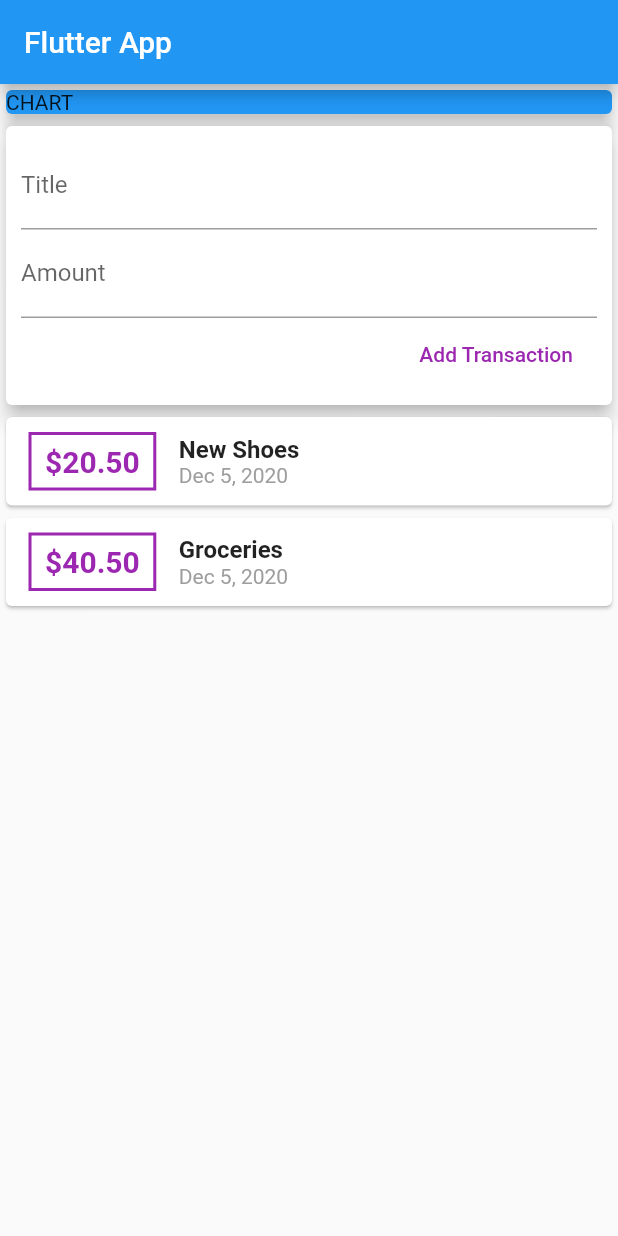
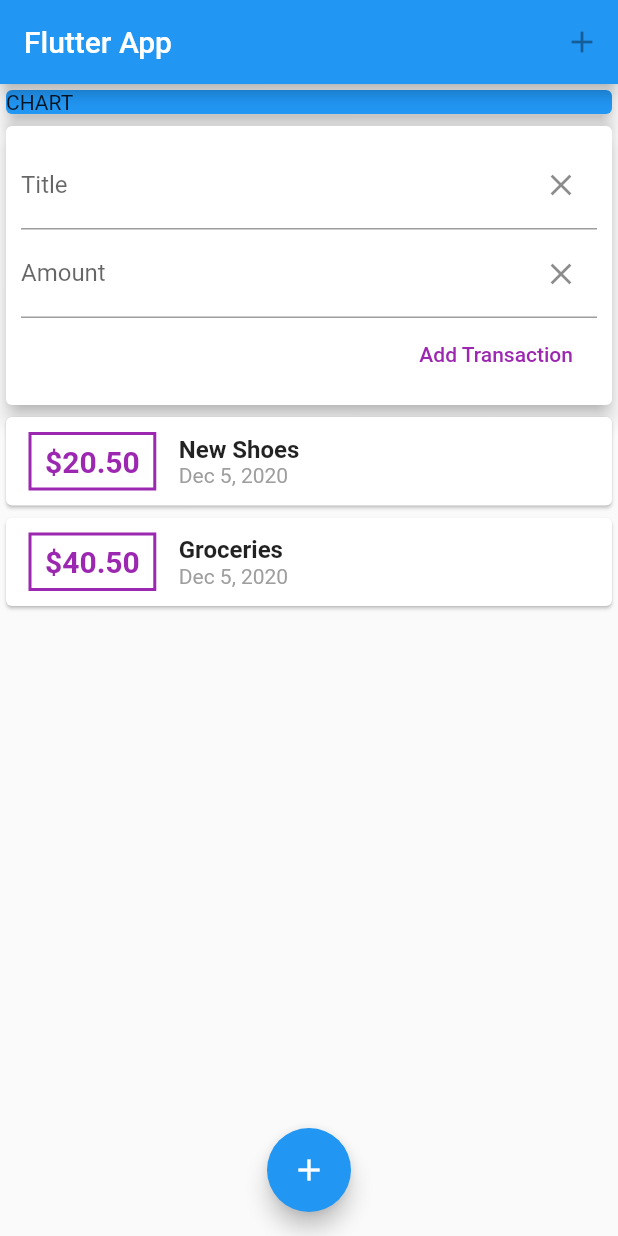
Before and after one commit to jls-github/expense_tracker, a Flutter app: the screen it shows after launch, after a tap on "Add Transaction", on a phone screen of 412 x 824 dp. Run offline on Flutter 3.47's test engine with Material 2 defaults, Android fonts, the phone set to English and light mode, and no system bars.

Commit message:
add new transaction buttons

```diff
--- a/lib/main.dart
+++ b/lib/main.dart
@@ -25,6 +25,11 @@ class MyHomePage extends StatelessWidget {
     return Scaffold(
       appBar: AppBar(
         title: Text('Flutter App'),
+        actions: <Widget>[
+          IconButton(
+            icon: Icon(Icons.add),
+          ),
+        ],
       ),
       body: Column(
         crossAxisAlignment: CrossAxisAlignment.stretch,
@@ -39,6 +44,12 @@ class MyHomePage extends StatelessWidget {
           ),
           UserTransactions(),
         ],
-        ));
+      ),
+      floatingActionButtonLocation: FloatingActionButtonLocation.centerFloat,
+      floatingActionButton: FloatingActionButton(
+        child: Icon(Icons.add),
+        onPressed: () {},
+      ),
+    );
   }
 }
--- a/lib/widgets/new_transaction.dart
+++ b/lib/widgets/new_transaction.dart
@@ -12,6 +12,16 @@ class NewTransaction extends StatelessWidget {
     this.addNewTransaction,
   );
 
+  void _onSubmitTransaction() {
+    final title = titleController.text;
+    final amount = int.parse(amountController.text);
+
+    if (title.isEmpty || amount <= 0) {
+      return;
+    }
+    addNewTransaction(title, amount);
+  }
+
   @override
   Widget build(BuildContext context) {
     return Card(
@@ -22,25 +32,34 @@ class NewTransaction extends StatelessWidget {
           crossAxisAlignment: CrossAxisAlignment.end,
           children: [
             TextField(
-              decoration: InputDecoration(labelText: 'Title'),
+              decoration: InputDecoration(
+                labelText: 'Title',
+                suffixIcon: IconButton(
+                  icon: Icon(Icons.clear),
+                  onPressed: () => titleController.clear(),
+                ),
+              ),
               controller: titleController,
+              onSubmitted: (_) => _onSubmitTransaction(),
             ),
             TextField(
-              decoration: InputDecoration(labelText: 'Amount'),
+              decoration: InputDecoration(
+                labelText: 'Amount',
+                suffixIcon: IconButton(
+                  icon: Icon(Icons.clear),
+                  onPressed: () => amountController.clear(),
+                ),
+              ),
               controller: amountController,
               keyboardType: TextInputType.number,
               inputFormatters: <TextInputFormatter>[
                 FilteringTextInputFormatter.allow(RegExp(r'[0-9]')),
               ],
+              onSubmitted: (_) => _onSubmitTransaction(),
             ),
             FlatButton(
               child: Text('Add Transaction'),
-              onPressed: () {
-                addNewTransaction(
-                  titleController.text,
-                  int.parse(amountController.text),
-                );
-              },
+              onPressed: () => _onSubmitTransaction(),
               textColor: Colors.purple,
             )
           ],
--- a/lib/widgets/transaction_list.dart
+++ b/lib/widgets/transaction_list.dart
@@ -16,9 +16,10 @@ class _TransactionListState extends State<TransactionList> {
   _TransactionListState(this.transactions);
   @override
   Widget build(BuildContext context) {
-    return Column(
-      children: <Widget>[
-        ...transactions.map((transaction) {
+    return Container(
+      height: 300,
+      child: ListView.builder(
+        itemBuilder: (context, index) {
           return Card(
             child: Row(
               children: [
@@ -35,7 +36,7 @@ class _TransactionListState extends State<TransactionList> {
                     horizontal: 9,
                   ),
                   child: Text(
-                    "\$${transaction.formattedAmount()}",
+                    "\$${transactions[index].formattedAmount()}",
                     style: TextStyle(
                       fontWeight: FontWeight.bold,
                       fontSize: 20,
@@ -47,14 +48,14 @@ class _TransactionListState extends State<TransactionList> {
                   crossAxisAlignment: CrossAxisAlignment.start,
                   children: [
                     Text(
-                      transaction.title,
+                      transactions[index].title,
                       style: TextStyle(
                         fontWeight: FontWeight.bold,
                         fontSize: 16,
                       ),
                     ),
                     Text(
-                      DateFormat.yMMMd().format(transaction.date),
+                      DateFormat.yMMMd().format(transactions[index].date),
                       style: TextStyle(
                         color: Colors.grey,
                       ),
@@ -64,8 +65,9 @@ class _TransactionListState extends State<TransactionList> {
               ],
             ),
           );
-        }),
-      ],
+        },
+        itemCount: transactions.length,
+      ),
     );
   }
 }
--- a/lib/widgets/user_transactions.dart
+++ b/lib/widgets/user_transactions.dart
@@ -34,7 +34,14 @@ class _UserTransactionsState extends State<UserTransactions> {
       id: DateTime.now().toString(),
     );
 
+    _clearTextFields();
+
     setState(() => _transactions.add(newTransaction));
+  }
+
+  void _clearTextFields() {
+    titleController.clear();
+    amountController.clear();
   }
 
   @override
```
Lines whose indentation alone changed are shown as unchanged.
